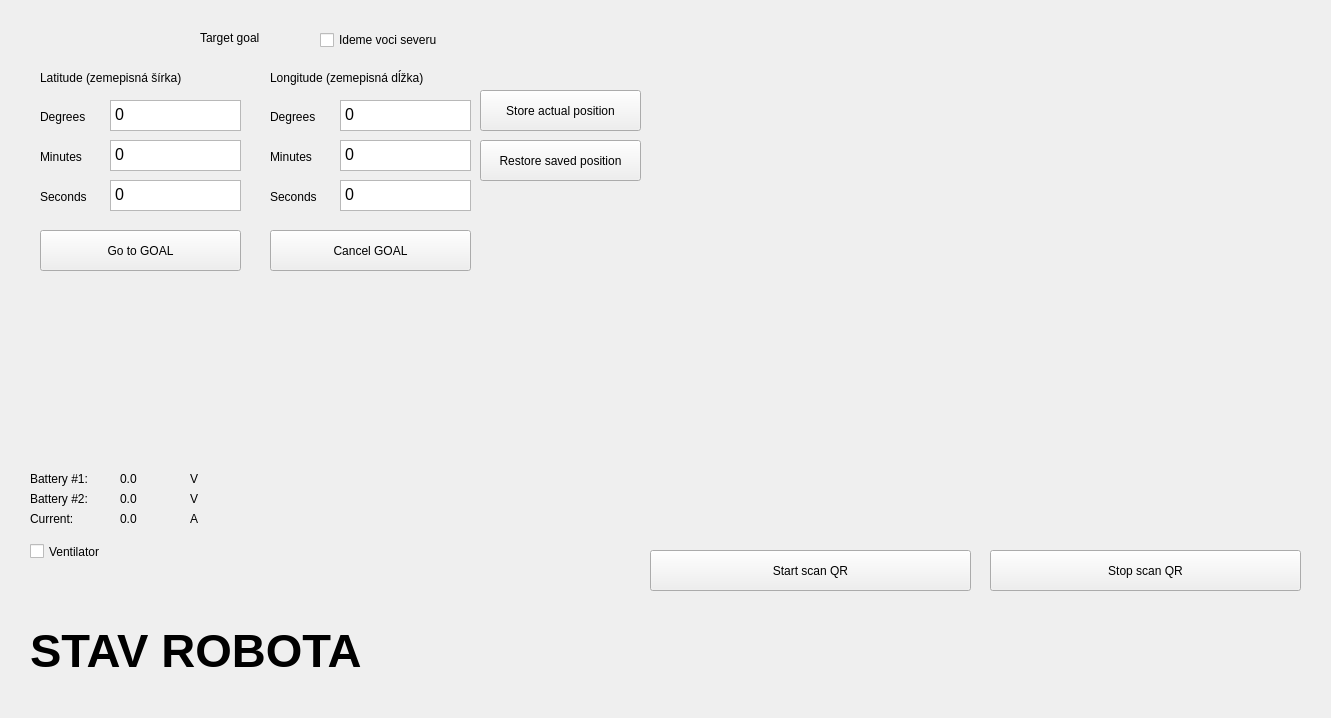
Above: mrvk_gui/uis/ControlWidget.ui from MatejBartosovic/mrvk_project before the change. Below: the same form after it.
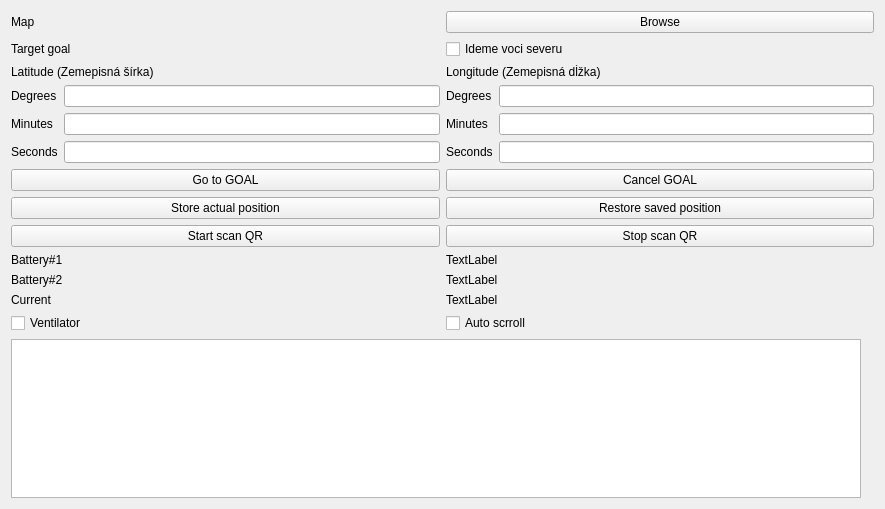
That is the form after the change.

What changed in the file:
```diff
--- a/mrvk_gui/uis/ControlWidget.ui
+++ b/mrvk_gui/uis/ControlWidget.ui
@@ -6,526 +6,241 @@
    <rect>
     <x>0</x>
     <y>0</y>
-    <width>1331</width>
-    <height>718</height>
+    <width>885</width>
+    <height>509</height>
    </rect>
   </property>
   <property name="windowTitle">
    <string>Form</string>
   </property>
-  <widget class="QLabel" name="label_2">
-   <property name="geometry">
-    <rect>
-     <x>40</x>
-     <y>70</y>
-     <width>181</width>
-     <height>16</height>
-    </rect>
-   </property>
-   <property name="text">
-    <string>Latitude (zemepisná šírka)</string>
-   </property>
-  </widget>
-  <widget class="QLabel" name="label_3">
-   <property name="geometry">
-    <rect>
-     <x>270</x>
-     <y>70</y>
-     <width>201</width>
-     <height>16</height>
-    </rect>
-   </property>
-   <property name="text">
-    <string>Longitude (zemepisná dĺžka)</string>
-   </property>
-  </widget>
-  <widget class="QTextEdit" name="lat_stupne">
-   <property name="geometry">
-    <rect>
-     <x>110</x>
-     <y>100</y>
-     <width>131</width>
-     <height>31</height>
-    </rect>
-   </property>
-   <property name="html">
-    <string>&lt;!DOCTYPE HTML PUBLIC &quot;-//W3C//DTD HTML 4.0//EN&quot; &quot;http://www.w3.org/TR/REC-html40/strict.dtd&quot;&gt;
-&lt;html&gt;&lt;head&gt;&lt;meta name=&quot;qrichtext&quot; content=&quot;1&quot; /&gt;&lt;style type=&quot;text/css&quot;&gt;
-p, li { white-space: pre-wrap; }
-&lt;/style&gt;&lt;/head&gt;&lt;body style=&quot; font-family:'Ubuntu'; font-size:11pt; font-weight:400; font-style:normal;&quot;&gt;
-&lt;p style=&quot; margin-top:0px; margin-bottom:0px; margin-left:0px; margin-right:0px; -qt-block-indent:0; text-indent:0px;&quot;&gt;&lt;span style=&quot; font-size:12pt;&quot;&gt;0&lt;/span&gt;&lt;/p&gt;&lt;/body&gt;&lt;/html&gt;</string>
-   </property>
-  </widget>
-  <widget class="QPushButton" name="cancelGoal_btn">
-   <property name="geometry">
-    <rect>
-     <x>270</x>
-     <y>230</y>
-     <width>201</width>
-     <height>41</height>
-    </rect>
-   </property>
-   <property name="text">
-    <string>Cancel GOAL</string>
-   </property>
-  </widget>
-  <widget class="QTextEdit" name="lat_minuty">
-   <property name="geometry">
-    <rect>
-     <x>110</x>
-     <y>140</y>
-     <width>131</width>
-     <height>31</height>
-    </rect>
-   </property>
-   <property name="html">
-    <string>&lt;!DOCTYPE HTML PUBLIC &quot;-//W3C//DTD HTML 4.0//EN&quot; &quot;http://www.w3.org/TR/REC-html40/strict.dtd&quot;&gt;
-&lt;html&gt;&lt;head&gt;&lt;meta name=&quot;qrichtext&quot; content=&quot;1&quot; /&gt;&lt;style type=&quot;text/css&quot;&gt;
-p, li { white-space: pre-wrap; }
-&lt;/style&gt;&lt;/head&gt;&lt;body style=&quot; font-family:'Ubuntu'; font-size:11pt; font-weight:400; font-style:normal;&quot;&gt;
-&lt;p style=&quot; margin-top:0px; margin-bottom:0px; margin-left:0px; margin-right:0px; -qt-block-indent:0; text-indent:0px;&quot;&gt;&lt;span style=&quot; font-size:12pt;&quot;&gt;0&lt;/span&gt;&lt;/p&gt;&lt;/body&gt;&lt;/html&gt;</string>
-   </property>
-  </widget>
-  <widget class="QTextEdit" name="lat_sekundy">
-   <property name="geometry">
-    <rect>
-     <x>110</x>
-     <y>180</y>
-     <width>131</width>
-     <height>31</height>
-    </rect>
-   </property>
-   <property name="html">
-    <string>&lt;!DOCTYPE HTML PUBLIC &quot;-//W3C//DTD HTML 4.0//EN&quot; &quot;http://www.w3.org/TR/REC-html40/strict.dtd&quot;&gt;
-&lt;html&gt;&lt;head&gt;&lt;meta name=&quot;qrichtext&quot; content=&quot;1&quot; /&gt;&lt;style type=&quot;text/css&quot;&gt;
-p, li { white-space: pre-wrap; }
-&lt;/style&gt;&lt;/head&gt;&lt;body style=&quot; font-family:'Ubuntu'; font-size:11pt; font-weight:400; font-style:normal;&quot;&gt;
-&lt;p style=&quot; margin-top:0px; margin-bottom:0px; margin-left:0px; margin-right:0px; -qt-block-indent:0; text-indent:0px;&quot;&gt;&lt;span style=&quot; font-size:12pt;&quot;&gt;0&lt;/span&gt;&lt;/p&gt;&lt;/body&gt;&lt;/html&gt;</string>
-   </property>
-  </widget>
-  <widget class="QTextEdit" name="long_minuty">
-   <property name="geometry">
-    <rect>
-     <x>340</x>
-     <y>140</y>
-     <width>131</width>
-     <height>31</height>
-    </rect>
-   </property>
-   <property name="html">
-    <string>&lt;!DOCTYPE HTML PUBLIC &quot;-//W3C//DTD HTML 4.0//EN&quot; &quot;http://www.w3.org/TR/REC-html40/strict.dtd&quot;&gt;
-&lt;html&gt;&lt;head&gt;&lt;meta name=&quot;qrichtext&quot; content=&quot;1&quot; /&gt;&lt;style type=&quot;text/css&quot;&gt;
-p, li { white-space: pre-wrap; }
-&lt;/style&gt;&lt;/head&gt;&lt;body style=&quot; font-family:'Ubuntu'; font-size:11pt; font-weight:400; font-style:normal;&quot;&gt;
-&lt;p style=&quot; margin-top:0px; margin-bottom:0px; margin-left:0px; margin-right:0px; -qt-block-indent:0; text-indent:0px;&quot;&gt;&lt;span style=&quot; font-size:12pt;&quot;&gt;0&lt;/span&gt;&lt;/p&gt;&lt;/body&gt;&lt;/html&gt;</string>
-   </property>
-  </widget>
-  <widget class="QTextEdit" name="long_sekundy">
-   <property name="geometry">
-    <rect>
-     <x>340</x>
-     <y>180</y>
-     <width>131</width>
-     <height>31</height>
-    </rect>
-   </property>
-   <property name="html">
-    <string>&lt;!DOCTYPE HTML PUBLIC &quot;-//W3C//DTD HTML 4.0//EN&quot; &quot;http://www.w3.org/TR/REC-html40/strict.dtd&quot;&gt;
-&lt;html&gt;&lt;head&gt;&lt;meta name=&quot;qrichtext&quot; content=&quot;1&quot; /&gt;&lt;style type=&quot;text/css&quot;&gt;
-p, li { white-space: pre-wrap; }
-&lt;/style&gt;&lt;/head&gt;&lt;body style=&quot; font-family:'Ubuntu'; font-size:11pt; font-weight:400; font-style:normal;&quot;&gt;
-&lt;p style=&quot; margin-top:0px; margin-bottom:0px; margin-left:0px; margin-right:0px; -qt-block-indent:0; text-indent:0px;&quot;&gt;&lt;span style=&quot; font-size:12pt;&quot;&gt;0&lt;/span&gt;&lt;/p&gt;&lt;/body&gt;&lt;/html&gt;</string>
-   </property>
-  </widget>
-  <widget class="QTextEdit" name="long_stupne">
-   <property name="geometry">
-    <rect>
-     <x>340</x>
-     <y>100</y>
-     <width>131</width>
-     <height>31</height>
-    </rect>
-   </property>
-   <property name="html">
-    <string>&lt;!DOCTYPE HTML PUBLIC &quot;-//W3C//DTD HTML 4.0//EN&quot; &quot;http://www.w3.org/TR/REC-html40/strict.dtd&quot;&gt;
-&lt;html&gt;&lt;head&gt;&lt;meta name=&quot;qrichtext&quot; content=&quot;1&quot; /&gt;&lt;style type=&quot;text/css&quot;&gt;
-p, li { white-space: pre-wrap; }
-&lt;/style&gt;&lt;/head&gt;&lt;body style=&quot; font-family:'Ubuntu'; font-size:11pt; font-weight:400; font-style:normal;&quot;&gt;
-&lt;p style=&quot; margin-top:0px; margin-bottom:0px; margin-left:0px; margin-right:0px; -qt-block-indent:0; text-indent:0px;&quot;&gt;&lt;span style=&quot; font-size:12pt;&quot;&gt;0&lt;/span&gt;&lt;/p&gt;&lt;/body&gt;&lt;/html&gt;</string>
-   </property>
-  </widget>
-  <widget class="QLabel" name="label_4">
-   <property name="geometry">
-    <rect>
-     <x>40</x>
-     <y>110</y>
-     <width>59</width>
-     <height>14</height>
-    </rect>
-   </property>
-   <property name="text">
-    <string>Degrees</string>
-   </property>
-  </widget>
-  <widget class="QLabel" name="label_5">
-   <property name="geometry">
-    <rect>
-     <x>270</x>
-     <y>110</y>
-     <width>59</width>
-     <height>14</height>
-    </rect>
-   </property>
-   <property name="text">
-    <string>Degrees</string>
-   </property>
-  </widget>
-  <widget class="QLabel" name="label_6">
-   <property name="geometry">
-    <rect>
-     <x>40</x>
-     <y>150</y>
-     <width>59</width>
-     <height>14</height>
-    </rect>
-   </property>
-   <property name="text">
-    <string>Minutes</string>
-   </property>
-  </widget>
-  <widget class="QLabel" name="label_7">
-   <property name="geometry">
-    <rect>
-     <x>270</x>
-     <y>150</y>
-     <width>59</width>
-     <height>14</height>
-    </rect>
-   </property>
-   <property name="text">
-    <string>Minutes</string>
-   </property>
-  </widget>
-  <widget class="QLabel" name="label_8">
-   <property name="geometry">
-    <rect>
-     <x>40</x>
-     <y>190</y>
-     <width>59</width>
-     <height>14</height>
-    </rect>
-   </property>
-   <property name="text">
-    <string>Seconds</string>
-   </property>
-  </widget>
-  <widget class="QLabel" name="label_9">
-   <property name="geometry">
-    <rect>
-     <x>270</x>
-     <y>190</y>
-     <width>59</width>
-     <height>14</height>
-    </rect>
-   </property>
-   <property name="text">
-    <string>Seconds</string>
-   </property>
-  </widget>
-  <widget class="QCheckBox" name="sever">
-   <property name="geometry">
-    <rect>
-     <x>320</x>
-     <y>30</y>
-     <width>191</width>
-     <height>20</height>
-    </rect>
-   </property>
-   <property name="text">
-    <string>Ideme voci severu</string>
-   </property>
-  </widget>
-  <widget class="QLabel" name="information_label">
-   <property name="geometry">
-    <rect>
-     <x>30</x>
-     <y>610</y>
-     <width>541</width>
-     <height>81</height>
-    </rect>
-   </property>
-   <property name="font">
-    <font>
-     <pointsize>35</pointsize>
-     <weight>75</weight>
-     <bold>true</bold>
-    </font>
-   </property>
-   <property name="midLineWidth">
-    <number>4</number>
-   </property>
-   <property name="text">
-    <string>STAV ROBOTA</string>
-   </property>
-  </widget>
-  <widget class="QLabel" name="label_19">
-   <property name="enabled">
-    <bool>true</bool>
-   </property>
-   <property name="geometry">
-    <rect>
-     <x>200</x>
-     <y>30</y>
-     <width>101</width>
-     <height>16</height>
-    </rect>
-   </property>
-   <property name="text">
-    <string>Target goal</string>
-   </property>
-  </widget>
-  <widget class="QPushButton" name="goToGoal_btn">
-   <property name="geometry">
-    <rect>
-     <x>40</x>
-     <y>230</y>
-     <width>201</width>
-     <height>41</height>
-    </rect>
-   </property>
-   <property name="text">
-    <string>Go to GOAL</string>
-   </property>
-  </widget>
-  <widget class="QPushButton" name="scanQrStart_btn">
-   <property name="geometry">
-    <rect>
-     <x>650</x>
-     <y>550</y>
-     <width>321</width>
-     <height>41</height>
-    </rect>
-   </property>
-   <property name="text">
-    <string>Start scan QR</string>
-   </property>
-  </widget>
-  <widget class="QLabel" name="cameraOutput">
-   <property name="geometry">
-    <rect>
-     <x>650</x>
-     <y>20</y>
-     <width>651</width>
-     <height>511</height>
-    </rect>
-   </property>
-   <property name="text">
-    <string/>
-   </property>
-  </widget>
-  <widget class="QPushButton" name="scanQrStop_btn">
-   <property name="geometry">
-    <rect>
-     <x>990</x>
-     <y>550</y>
-     <width>311</width>
-     <height>41</height>
-    </rect>
-   </property>
-   <property name="text">
-    <string>Stop scan QR</string>
-   </property>
-  </widget>
-  <widget class="QPushButton" name="storePosition_btn">
-   <property name="geometry">
-    <rect>
-     <x>480</x>
-     <y>90</y>
-     <width>161</width>
-     <height>41</height>
-    </rect>
-   </property>
-   <property name="text">
-    <string>Store actual position</string>
-   </property>
-  </widget>
-  <widget class="QPushButton" name="restorePosition_btn">
-   <property name="geometry">
-    <rect>
-     <x>480</x>
-     <y>140</y>
-     <width>161</width>
-     <height>41</height>
-    </rect>
-   </property>
-   <property name="text">
-    <string>Restore saved position</string>
-   </property>
-  </widget>
-  <widget class="QLabel" name="label">
-   <property name="geometry">
-    <rect>
-     <x>30</x>
-     <y>470</y>
-     <width>77</width>
-     <height>17</height>
-    </rect>
-   </property>
-   <property name="text">
-    <string>Battery #1:</string>
-   </property>
-  </widget>
-  <widget class="QLabel" name="label_10">
-   <property name="geometry">
-    <rect>
-     <x>30</x>
-     <y>490</y>
-     <width>77</width>
-     <height>17</height>
-    </rect>
-   </property>
-   <property name="text">
-    <string>Battery #2:</string>
-   </property>
-  </widget>
-  <widget class="QLabel" name="label_11">
-   <property name="geometry">
-    <rect>
-     <x>30</x>
-     <y>510</y>
-     <width>56</width>
-     <height>17</height>
-    </rect>
-   </property>
-   <property name="text">
-    <string>Current:</string>
-   </property>
-  </widget>
-  <widget class="QLabel" name="battery1_label">
-   <property name="geometry">
-    <rect>
-     <x>120</x>
-     <y>470</y>
-     <width>67</width>
-     <height>17</height>
-    </rect>
-   </property>
-   <property name="text">
-    <string>0.0</string>
-   </property>
-  </widget>
-  <widget class="QLabel" name="battery2_label">
-   <property name="geometry">
-    <rect>
-     <x>120</x>
-     <y>490</y>
-     <width>67</width>
-     <height>17</height>
-    </rect>
-   </property>
-   <property name="text">
-    <string>0.0</string>
-   </property>
-  </widget>
-  <widget class="QLabel" name="current_label">
-   <property name="geometry">
-    <rect>
-     <x>120</x>
-     <y>510</y>
-     <width>67</width>
-     <height>17</height>
-    </rect>
-   </property>
-   <property name="text">
-    <string>0.0</string>
-   </property>
-  </widget>
-  <widget class="QCheckBox" name="ventilator_cbx">
-   <property name="geometry">
-    <rect>
-     <x>30</x>
-     <y>540</y>
-     <width>101</width>
-     <height>23</height>
-    </rect>
-   </property>
-   <property name="text">
-    <string>Ventilator</string>
-   </property>
-  </widget>
-  <widget class="QLabel" name="label_12">
-   <property name="geometry">
-    <rect>
-     <x>190</x>
-     <y>470</y>
-     <width>10</width>
-     <height>17</height>
-    </rect>
-   </property>
-   <property name="text">
-    <string>V</string>
-   </property>
-  </widget>
-  <widget class="QLabel" name="label_13">
-   <property name="geometry">
-    <rect>
-     <x>190</x>
-     <y>490</y>
-     <width>10</width>
-     <height>17</height>
-    </rect>
-   </property>
-   <property name="text">
-    <string>V</string>
-   </property>
-  </widget>
-  <widget class="QLabel" name="label_14">
-   <property name="geometry">
-    <rect>
-     <x>190</x>
-     <y>510</y>
-     <width>10</width>
-     <height>17</height>
-    </rect>
-   </property>
-   <property name="text">
-    <string>A</string>
-   </property>
-  </widget>
-  <zorder>label_2</zorder>
-  <zorder>label_3</zorder>
-  <zorder>lat_stupne</zorder>
-  <zorder>lat_minuty</zorder>
-  <zorder>lat_sekundy</zorder>
-  <zorder>long_minuty</zorder>
-  <zorder>long_sekundy</zorder>
-  <zorder>long_stupne</zorder>
-  <zorder>label_4</zorder>
-  <zorder>label_5</zorder>
-  <zorder>label_6</zorder>
-  <zorder>label_7</zorder>
-  <zorder>label_8</zorder>
-  <zorder>label_9</zorder>
-  <zorder>sever</zorder>
-  <zorder>label_19</zorder>
-  <zorder>cancelGoal_btn</zorder>
-  <zorder>goToGoal_btn</zorder>
-  <zorder>information_label</zorder>
-  <zorder>scanQrStart_btn</zorder>
-  <zorder>cameraOutput</zorder>
-  <zorder>scanQrStop_btn</zorder>
-  <zorder>storePosition_btn</zorder>
-  <zorder>restorePosition_btn</zorder>
-  <zorder>label</zorder>
-  <zorder>label_10</zorder>
-  <zorder>label_11</zorder>
-  <zorder>battery1_label</zorder>
-  <zorder>battery2_label</zorder>
-  <zorder>current_label</zorder>
-  <zorder>ventilator_cbx</zorder>
-  <zorder>label_12</zorder>
-  <zorder>label_13</zorder>
-  <zorder>label_14</zorder>
+  <layout class="QVBoxLayout" name="verticalLayout_2">
+   <item>
+    <layout class="QGridLayout" name="gridLayout">
+     <item row="6" column="0">
+      <widget class="QPushButton" name="scanQrStart_btn">
+       <property name="text">
+        <string>Start scan QR</string>
+       </property>
+      </widget>
+     </item>
+     <item row="3" column="0">
+      <layout class="QFormLayout" name="formLayout">
+       <item row="0" column="0">
+        <widget class="QLabel" name="label_4">
+         <property name="text">
+          <string>Degrees</string>
+         </property>
+        </widget>
+       </item>
+       <item row="0" column="1">
+        <widget class="QLineEdit" name="lat_stupne"/>
+       </item>
+       <item row="1" column="0">
+        <widget class="QLabel" name="label_5">
+         <property name="text">
+          <string>Minutes</string>
+         </property>
+        </widget>
+       </item>
+       <item row="1" column="1">
+        <widget class="QLineEdit" name="lat_minuty"/>
+       </item>
+       <item row="2" column="0">
+        <widget class="QLabel" name="label_6">
+         <property name="text">
+          <string>Seconds</string>
+         </property>
+        </widget>
+       </item>
+       <item row="2" column="1">
+        <widget class="QLineEdit" name="lat_sekundy"/>
+       </item>
+      </layout>
+     </item>
+     <item row="1" column="1">
+      <widget class="QCheckBox" name="sever">
+       <property name="text">
+        <string>Ideme voci severu</string>
+       </property>
+      </widget>
+     </item>
+     <item row="10" column="0">
+      <widget class="QCheckBox" name="ventilator_cbx">
+       <property name="text">
+        <string>Ventilator</string>
+       </property>
+      </widget>
+     </item>
+     <item row="4" column="1">
+      <widget class="QPushButton" name="cancelGoal_btn">
+       <property name="text">
+        <string>Cancel GOAL</string>
+       </property>
+      </widget>
+     </item>
+     <item row="7" column="1">
+      <widget class="QLabel" name="battery1_label">
+       <property name="text">
+        <string>TextLabel</string>
+       </property>
+      </widget>
+     </item>
+     <item row="3" column="1">
+      <layout class="QFormLayout" name="formLayout_2">
+       <item row="0" column="0">
+        <widget class="QLabel" name="label_7">
+         <property name="text">
+          <string>Degrees</string>
+         </property>
+        </widget>
+       </item>
+       <item row="1" column="0">
+        <widget class="QLabel" name="label_8">
+         <property name="text">
+          <string>Minutes</string>
+         </property>
+        </widget>
+       </item>
+       <item row="2" column="0">
+        <widget class="QLabel" name="label_9">
+         <property name="text">
+          <string>Seconds</string>
+         </property>
+        </widget>
+       </item>
+       <item row="0" column="1">
+        <widget class="QLineEdit" name="long_stupne"/>
+       </item>
+       <item row="1" column="1">
+        <widget class="QLineEdit" name="long_minuty"/>
+       </item>
+       <item row="2" column="1">
+        <widget class="QLineEdit" name="long_sekundy"/>
+       </item>
+      </layout>
+     </item>
+     <item row="4" column="0">
+      <widget class="QPushButton" name="goToGoal_btn">
+       <property name="text">
+        <string>Go to GOAL</string>
+       </property>
+      </widget>
+     </item>
+     <item row="2" column="1">
+      <widget class="QLabel" name="label_3">
+       <property name="text">
+        <string>Longitude (Zemepisná dĺžka)</string>
+       </property>
+      </widget>
+     </item>
+     <item row="8" column="0">
+      <widget class="QLabel" name="label_11">
+       <property name="text">
+        <string>Battery#2</string>
+       </property>
+      </widget>
+     </item>
+     <item row="5" column="1">
+      <widget class="QPushButton" name="restorePosition_btn">
+       <property name="text">
+        <string>Restore saved position</string>
+       </property>
+      </widget>
+     </item>
+     <item row="9" column="0">
+      <widget class="QLabel" name="label_12">
+       <property name="text">
+        <string>Current</string>
+       </property>
+      </widget>
+     </item>
+     <item row="5" column="0">
+      <widget class="QPushButton" name="storePosition_btn">
+       <property name="text">
+        <string>Store actual position</string>
+       </property>
+      </widget>
+     </item>
+     <item row="10" column="1">
+      <widget class="QCheckBox" name="autoScroll">
+       <property name="text">
+        <string>Auto scrroll</string>
+       </property>
+      </widget>
+     </item>
+     <item row="6" column="1">
+      <widget class="QPushButton" name="scanQrStop_btn">
+       <property name="text">
+        <string>Stop scan QR</string>
+       </property>
+      </widget>
+     </item>
+     <item row="9" column="1">
+      <widget class="QLabel" name="current_label">
+       <property name="text">
+        <string>TextLabel</string>
+       </property>
+      </widget>
+     </item>
+     <item row="1" column="0">
+      <widget class="QLabel" name="label">
+       <property name="text">
+        <string>Target goal</string>
+       </property>
+      </widget>
+     </item>
+     <item row="8" column="1">
+      <widget class="QLabel" name="battery2_label">
+       <property name="text">
+        <string>TextLabel</string>
+       </property>
+      </widget>
+     </item>
+     <item row="7" column="0">
+      <widget class="QLabel" name="label_10">
+       <property name="text">
+        <string>Battery#1</string>
+       </property>
+      </widget>
+     </item>
+     <item row="2" column="0">
+      <widget class="QLabel" name="label_2">
+       <property name="text">
+        <string>Latitude (Zemepisná šírka)</string>
+       </property>
+      </widget>
+     </item>
+     <item row="0" column="0">
+      <widget class="QLabel" name="map_label">
+       <property name="text">
+        <string>Map</string>
+       </property>
+      </widget>
+     </item>
+     <item row="0" column="1">
+      <widget class="QPushButton" name="BrowseBtn">
+       <property name="text">
+        <string>Browse</string>
+       </property>
+      </widget>
+     </item>
+    </layout>
+   </item>
+   <item>
+    <layout class="QHBoxLayout" name="horizontalLayout_4">
+     <item>
+      <widget class="QListWidget" name="information_wiev"/>
+     </item>
+     <item>
+      <widget class="QLabel" name="cameraOutput">
+       <property name="text">
+        <string/>
+       </property>
+      </widget>
+     </item>
+    </layout>
+   </item>
+  </layout>
  </widget>
  <resources/>
  <connections/>
```
